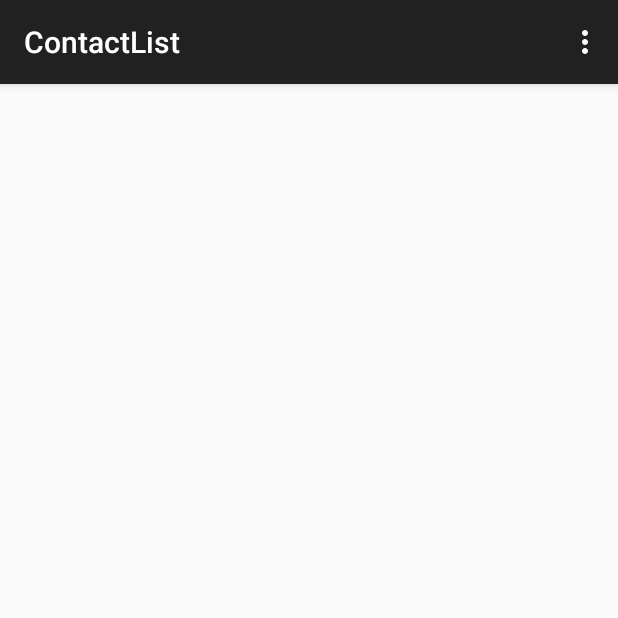
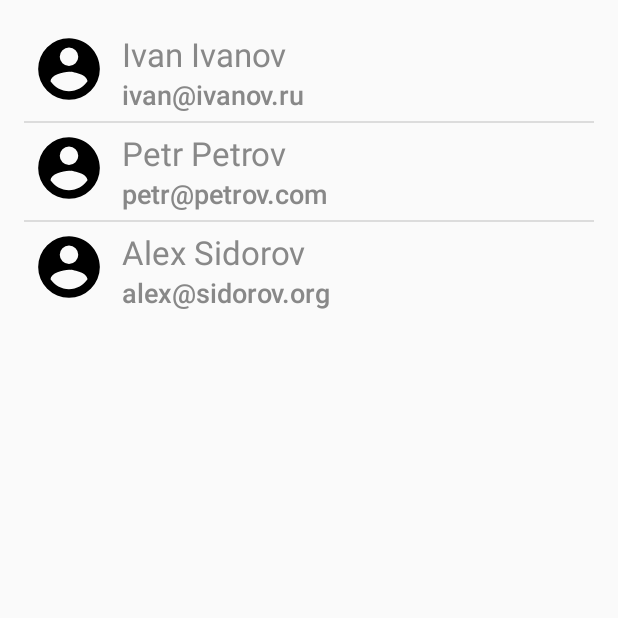
Before and after one commit to vaszol/ContactList, an Android app: the screen it shows after launch (MainActivity), on a phone screen of 412 x 824 dp, the top half of it. Run offline under Robolectric (Android 15) with nearby library versions, the phone set to English and light mode, and no system bars.

```diff
--- a/app/src/main/AndroidManifest.xml
+++ b/app/src/main/AndroidManifest.xml
@@ -3,6 +3,7 @@
     package="ru.vaszol.contactlist" >
 
     <application
+        android:name=".contact.ConatactApp"
         android:allowBackup="true"
         android:icon="@mipmap/ic_launcher"
         android:label="@string/app_name"
--- a/app/src/main/java/ru/vaszol/contactlist/MainActivity.java
+++ b/app/src/main/java/ru/vaszol/contactlist/MainActivity.java
@@ -1,16 +1,31 @@
 package ru.vaszol.contactlist;
 
+import android.app.Activity;
 import android.support.v7.app.AppCompatActivity;
 import android.os.Bundle;
 import android.view.Menu;
 import android.view.MenuItem;
+import android.widget.ListView;
 
-public class MainActivity extends AppCompatActivity {
+import ru.vaszol.contactlist.contact.ConatactApp;
+import ru.vaszol.contactlist.contact.ContactAdapter;
+import ru.vaszol.contactlist.contact.model.ContactManager;
+
+public class MainActivity extends Activity {
+
+    private ListView contactLV=null;
+    private ContactManager contactManager=null;
+    private ContactAdapter contactAdapter=null;
 
     @Override
     protected void onCreate(Bundle savedInstanceState) {
         super.onCreate(savedInstanceState);
         setContentView(R.layout.activity_main);
+
+        contactLV = (ListView) findViewById(R.id.listView);
+        contactManager=((ConatactApp)getApplication()).getContactManager();
+        contactAdapter=new ContactAdapter(getApplicationContext(),contactManager.getContacts());
+        contactLV.setAdapter(contactAdapter);
     }
 
     @Override
--- /dev/null
+++ b/app/src/main/java/ru/vaszol/contactlist/contact/ConatactApp.java
@@ -0,0 +1,23 @@
+package ru.vaszol.contactlist.contact;
+
+import android.app.Application;
+
+import ru.vaszol.contactlist.contact.model.Contact;
+import ru.vaszol.contactlist.contact.model.ContactManager;
+
+/**
+ * Created by vas on 08.08.2015.
+ */
+public class ConatactApp extends Application {
+    private ContactManager contactManager = null;
+
+    public ContactManager getContactManager() {
+        if(contactManager==null){
+            contactManager = new ContactManager();
+            contactManager.getContacts().add(new Contact(1,"Ivan","Ivanov","ivan@ivanov.ru"));
+            contactManager.getContacts().add(new Contact(1,"Petr","Petrov","petr@petrov.com"));
+            contactManager.getContacts().add(new Contact(1,"Alex","Sidorov","alex@sidorov.org"));
+        }
+        return contactManager;
+    }
+}
--- /dev/null
+++ b/app/src/main/java/ru/vaszol/contactlist/contact/ContactAdapter.java
@@ -0,0 +1,89 @@
+package ru.vaszol.contactlist.contact;
+
+import android.content.Context;
+import android.graphics.Color;
+import android.view.LayoutInflater;
+import android.view.View;
+import android.view.ViewGroup;
+import android.widget.BaseAdapter;
+import android.widget.ImageView;
+import android.widget.TextView;
+
+import java.util.List;
+
+import ru.vaszol.contactlist.R;
+import ru.vaszol.contactlist.contact.model.*;
+
+/**
+ * Created by vas on 08.08.2015.
+ */
+public class ContactAdapter extends BaseAdapter {
+
+    private List<Contact> contacts = null;
+    private LayoutInflater inflator = null;
+
+    public ContactAdapter(Context context, List<Contact> contacts) {
+        inflator = (LayoutInflater) context.getSystemService(Context.LAYOUT_INFLATER_SERVICE);
+        this.contacts = contacts;
+    }
+
+    @Override
+    public int getCount() {
+        if (contacts != null) {
+            return contacts.size();
+        }
+        return 0;
+    }
+
+    @Override
+    public Object getItem(int position) {
+        if (contacts != null&&position>=0&&position<=getCount()) {
+            return contacts.get(position);
+        }
+        return null;
+    }
+
+    @Override
+    public long getItemId(int position) {
+        if (contacts != null&&position>=0&&position<=getCount()) {
+            return contacts.get(position).getId();
+        }
+        return 0;
+    }
+
+    @Override
+    public View getView(int position, View convertView, ViewGroup parent) {
+        View view = convertView;
+        ViewHolder viewHolder;
+
+        if (view==null){
+            view=inflator.inflate(R.layout.contact_item,parent,false);
+
+            viewHolder = new ViewHolder();
+            viewHolder.image = (ImageView) view.findViewById(R.id.image);
+            viewHolder.fullName = (TextView) view.findViewById(R.id.textView);
+            viewHolder.email = (TextView) view.findViewById(R.id.textView2);
+
+            view.setTag(viewHolder);
+        }else {
+            viewHolder= (ViewHolder) view.getTag();
+        }
+
+        Contact record = contacts.get(position);
+
+//        viewHolder.image.setImageResource(record.getEmail());
+        viewHolder.image.setImageResource(R.drawable.account_circle);
+        viewHolder.fullName.setText(""+record.getName()+" "+record.getLastName());
+        viewHolder.email.setText(""+record.getEmail());
+
+        viewHolder.fullName.setTextColor(Color.GRAY);
+        viewHolder.email.setTextColor(Color.GRAY);
+        return view;
+    }
+
+    private class ViewHolder {
+        public ImageView image;
+        public TextView fullName;
+        public TextView email;
+    }
+}
--- /dev/null
+++ b/app/src/main/java/ru/vaszol/contactlist/contact/model/Contact.java
@@ -0,0 +1,50 @@
+package ru.vaszol.contactlist.contact.model;
+
+/**
+ * Created by vas on 08.08.2015.
+ */
+public class Contact {
+    private Integer id;
+    private String name;
+    private String lastName;
+    private String email;
+
+    public Contact(Integer id, String name, String lastName, String email) {
+        this.id = id;
+        this.name = name;
+        this.lastName = lastName;
+        this.email = email;
+    }
+
+    public Integer getId() {
+        return id;
+    }
+
+    public void setId(Integer id) {
+        this.id = id;
+    }
+
+    public String getName() {
+        return name;
+    }
+
+    public void setName(String name) {
+        this.name = name;
+    }
+
+    public String getLastName() {
+        return lastName;
+    }
+
+    public void setLastName(String lastName) {
+        this.lastName = lastName;
+    }
+
+    public String getEmail() {
+        return email;
+    }
+
+    public void setEmail(String email) {
+        this.email = email;
+    }
+}
--- /dev/null
+++ b/app/src/main/java/ru/vaszol/contactlist/contact/model/ContactManager.java
@@ -0,0 +1,19 @@
+package ru.vaszol.contactlist.contact.model;
+
+import java.util.ArrayList;
+import java.util.List;
+
+/**
+ * Created by vas on 08.08.2015.
+ */
+public class ContactManager {
+    private List<Contact> contacts=null;
+
+    public ContactManager() {
+        contacts=new ArrayList<Contact>();
+    }
+
+    public List<Contact> getContacts() {
+        return contacts;
+    }
+}
--- /dev/null
+++ b/app/src/main/res/drawable-v21/account_circle.xml
@@ -0,0 +1,8 @@
+<!-- drawable/account-circle.xml -->
+<vector xmlns:android="http://schemas.android.com/apk/res/android"
+    android:height="24dp"
+    android:width="24dp"
+    android:viewportWidth="24"
+    android:viewportHeight="24">
+    <path android:fillColor="#000" android:pathData="M12,19.2C9.5,19.2 7.29,17.92 6,16C6.03,14 10,12.9 12,12.9C14,12.9 17.97,14 18,16C16.71,17.92 14.5,19.2 12,19.2M12,5A3,3 0 0,1 15,8A3,3 0 0,1 12,11A3,3 0 0,1 9,8A3,3 0 0,1 12,5M12,2A10,10 0 0,0 2,12A10,10 0 0,0 12,22A10,10 0 0,0 22,12C22,6.47 17.5,2 12,2Z" />
+</vector>
--- /dev/null
+++ b/app/src/main/res/drawable/account_circle.xml
@@ -0,0 +1,8 @@
+<!-- drawable/account-circle.xml -->
+<vector xmlns:android="http://schemas.android.com/apk/res/android"
+    android:height="24dp"
+    android:width="24dp"
+    android:viewportWidth="24"
+    android:viewportHeight="24">
+    <path android:fillColor="#000" android:pathData="M12,19.2C9.5,19.2 7.29,17.92 6,16C6.03,14 10,12.9 12,12.9C14,12.9 17.97,14 18,16C16.71,17.92 14.5,19.2 12,19.2M12,5A3,3 0 0,1 15,8A3,3 0 0,1 12,11A3,3 0 0,1 9,8A3,3 0 0,1 12,5M12,2A10,10 0 0,0 2,12A10,10 0 0,0 12,22A10,10 0 0,0 22,12C22,6.47 17.5,2 12,2Z" />
+</vector>
--- /dev/null
+++ b/app/src/main/res/layout/contact_item.xml
@@ -0,0 +1,39 @@
+<?xml version="1.0" encoding="utf-8"?>
+<LinearLayout xmlns:android="http://schemas.android.com/apk/res/android"
+    android:orientation="vertical" android:layout_width="match_parent"
+    android:layout_height="match_parent">
+    <LinearLayout
+        android:layout_width="match_parent"
+        android:layout_height="match_parent"
+        android:orientation="horizontal">
+        <ImageView
+            android:id="@+id/image"
+            android:padding="5dp"
+            android:layout_width="wrap_content"
+            android:layout_height="wrap_content"
+            android:minWidth="60dp"
+            android:minHeight="60dp"
+            />
+        <LinearLayout
+            android:layout_width="wrap_content"
+            android:layout_height="wrap_content"
+            android:orientation="vertical"
+            android:layout_margin="5dp">
+
+
+            <TextView
+                android:layout_width="wrap_content"
+                android:layout_height="wrap_content"
+                android:textAppearance="?android:attr/textAppearanceLarge"
+                android:text="Large Text"
+                android:id="@+id/textView" />
+
+            <TextView
+                android:layout_width="wrap_content"
+                android:layout_height="wrap_content"
+                android:textAppearance="?android:attr/textAppearanceMedium"
+                android:text="Medium Text"
+                android:id="@+id/textView2" />
+        </LinearLayout>
+    </LinearLayout>
+</LinearLayout>
```
Also changed, not shown: app/src/main/res/mipmap-hdpi/ic_account_circle_grey600_48dp.png (added), app/src/main/res/mipmap-mdpi/ic_account_circle_grey600_48dp.png (added), app/src/main/res/mipmap-xhdpi/ic_account_circle_grey600_48dp.png (added), app/src/main/res/mipmap-xxhdpi/ic_account_circle_grey600_48dp.png (added), 1 other file.
